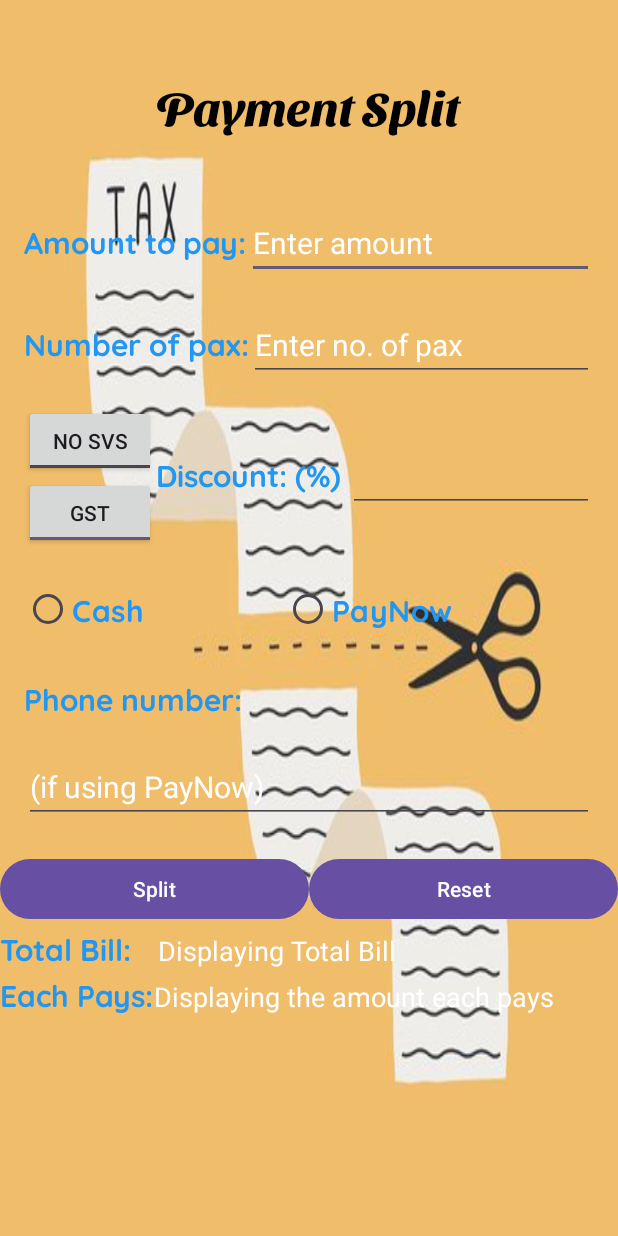
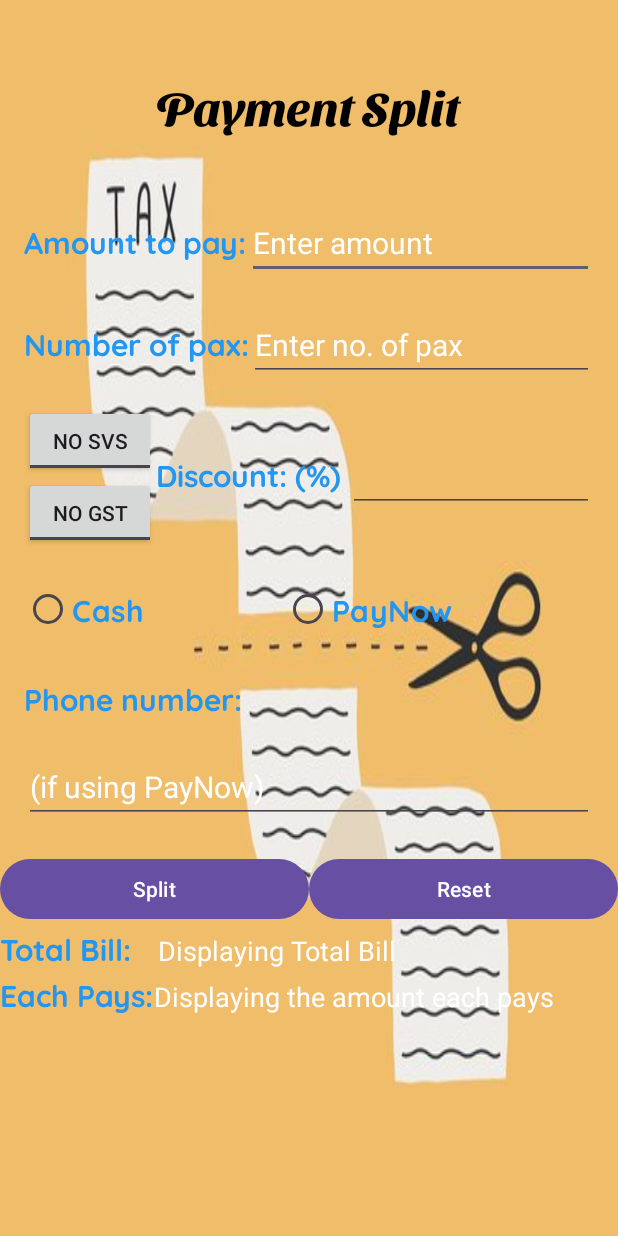
Before and after one commit to HazimDan/L03-Bill-Please, an Android app: the screen it shows after launch (MainActivity), on a phone screen of 412 x 824 dp. Run offline under Robolectric (Android 15) with nearby library versions, the phone set to English and light mode, and no system bars.

Commit message:
Lesson 3 PS

```diff
--- a/app/src/main/res/layout/activity_main.xml
+++ b/app/src/main/res/layout/activity_main.xml
@@ -46,6 +46,7 @@
             android:digits="1234567890"
             android:inputType="phone"
             android:hint="@string/amountHint"
+            android:textColor="@color/black"
             android:textColorHint="@color/white"
             android:textSize="20dp" />
 
@@ -75,8 +76,9 @@
             android:layout_height="wrap_content"
             android:layout_marginTop="20dp"
             android:digits="1234567890"
+            android:hint="@string/noOfpaxHint"
             android:inputType="phone"
-            android:hint="@string/noOfpaxHint"
+            android:textColor="@color/black"
             android:textColorHint="@color/white"
             android:textSize="20dp" />
 
@@ -104,7 +106,7 @@
                 android:id="@+id/GST"
                 android:layout_width="wrap_content"
                 android:layout_height="wrap_content"
-                android:checked="true"
+                android:checked="false"
                 android:textOff="@string/gstDisabled"
                 android:textOn="@string/gstEnabled" />
         </LinearLayout>
@@ -129,6 +131,7 @@
             android:layout_weight="1"
             android:ems="10"
             android:inputType="text"
+            android:textColor="@color/black"
             android:textColorHint="@color/white"
             android:textSize="20dp" />
     </LinearLayout>
@@ -191,6 +194,7 @@
             android:inputType="phone"
             android:hint="@string/ifUsingPaynow"
             android:textColorHint="@color/white"
+            android:textColor="@color/black"
             android:textSize="20dp" />
 
     </LinearLayout>
@@ -239,6 +243,7 @@
             android:layout_height="wrap_content"
             android:layout_weight="1"
             android:textColorHint="@color/white"
+            android:textColor="@color/black"
             android:textSize="18dp"
             android:hint="@string/displayTotal" />
     </LinearLayout>
@@ -264,6 +269,7 @@
             android:layout_height="wrap_content"
             android:layout_weight="1"
             android:textColorHint="@color/white"
+            android:textColor="@color/black"
             android:textSize="18dp"
             android:hint="@string/displayEachPays" />
     </LinearLayout>
```
